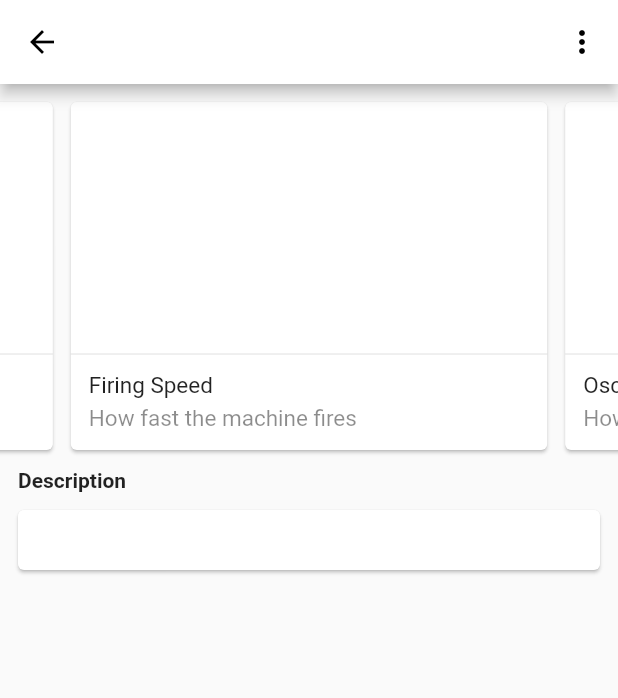
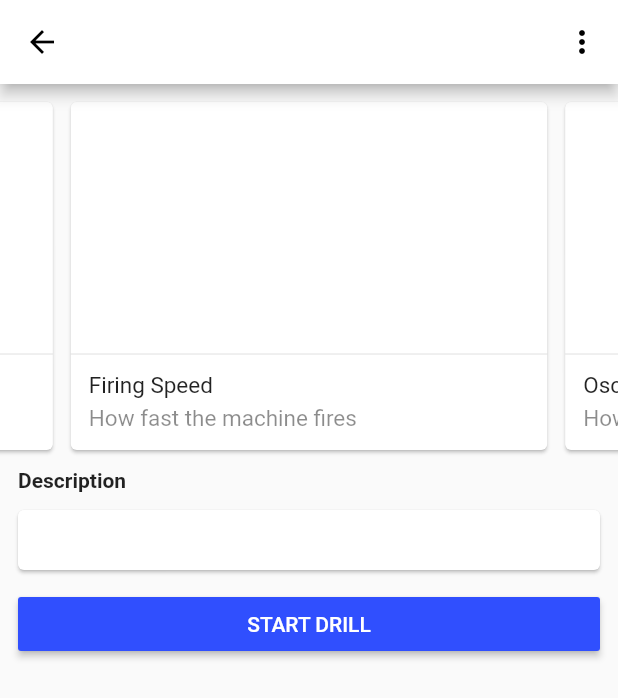
Before and after one commit to kil0meters/pingpong, a Flutter app: the DrillViewer screen opened directly with empty values, on a phone screen of 412 x 824 dp. Shown: the top 698 px of the screen. Run offline on Flutter 3.47's test engine with Material 2 defaults, Android fonts, the phone set to English and light mode, and no system bars; drawn by our look-alikes of carousel_slider; missing offline and left inert: morpheus.

Commit message:
Update colors

```diff
--- a/lib/drill_screen.dart
+++ b/lib/drill_screen.dart
@@ -198,7 +198,7 @@ class _DrillListState extends State<DrillList> {
           Icons.add,
           color: Colors.white,
         ),
-        backgroundColor: Colors.blueAccent,
+        backgroundColor: globals.accentColor,
       ),
     );
   }
@@ -295,6 +295,24 @@ class DrillViewer extends StatelessWidget {
               ),
             ),
           ),
+          SizedBox(
+            width: double.infinity,
+            child: Padding(
+              padding: EdgeInsets.fromLTRB(12, 0, 12, 12),
+              child: RaisedButton(
+                color: globals.accentColor,
+                child: Text(
+                  'START DRILL',
+                  style: TextStyle(
+                    color: Colors.white,
+                  )
+                ),
+                onPressed: () {
+
+                },
+              )
+            )
+          )
         ],
       )
     );
@@ -323,7 +341,6 @@ class ListViewCard extends StatelessWidget {
         crossAxisAlignment: CrossAxisAlignment.start,
         mainAxisAlignment: MainAxisAlignment.end,
         children: <Widget> [
-
           Divider(),
           Padding(
             padding: EdgeInsets.fromLTRB(12, 4, 12, 12),
--- a/lib/globals.dart
+++ b/lib/globals.dart
@@ -1,4 +1,6 @@
 library pingpong.globals;
+
+import 'package:flutter/material.dart';
 
 final double firingSpeedMax = 70;
 final double firingSpeedMin = 5;
@@ -11,3 +13,6 @@ final double backspinMin = 0;
 
 final double topspinMax = 100;
 final double topspinMin = 0;
+
+final Color accentColor = Colors.indigoAccent[700];
+final Color errorAccentColor = Colors.redAccent[700];
--- a/lib/main.dart
+++ b/lib/main.dart
@@ -1,6 +1,7 @@
 import 'package:flutter/material.dart';
 import 'package:morpheus/morpheus.dart';
 
+import 'globals.dart' as globals;
 import 'remote_screen.dart';
 import 'drill_screen.dart';
 import 'settings_screen.dart';
@@ -25,7 +26,7 @@ class PongApp extends StatelessWidget {
         // is not restarted.
         brightness: Brightness.light,
         primaryColor: Colors.blue,
-        accentColor: Colors.yellowAccent,
+        accentColor: globals.accentColor,
       ),
       home: HomePage(),
     );
--- a/lib/remote_screen.dart
+++ b/lib/remote_screen.dart
@@ -114,7 +114,7 @@ class ResumeFiringButton extends StatefulWidget {
 class _ResumeFiringButtonState extends State<ResumeFiringButton> {
   bool isOn = false;
   String label = 'TURN ON';
-  MaterialColor buttonColor = Colors.blue;
+  Color buttonColor = globals.accentColor;
 
   @override
   Widget build(BuildContext context) {
@@ -130,11 +130,11 @@ class _ResumeFiringButtonState extends State<ResumeFiringButton> {
         setState(() {
           if (!isOn) {
             label = 'TURN OFF';
-            buttonColor = Colors.red;
+            buttonColor = globals.errorAccentColor;
           }
           else {
             label = 'TURN ON';
-            buttonColor = Colors.blue;
+            buttonColor = globals.accentColor;
           }
 
           isOn = !isOn;
```
